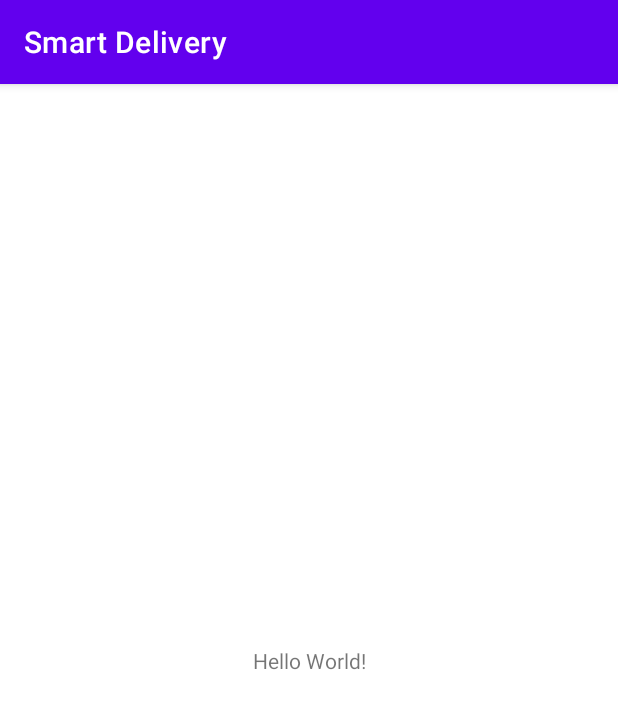
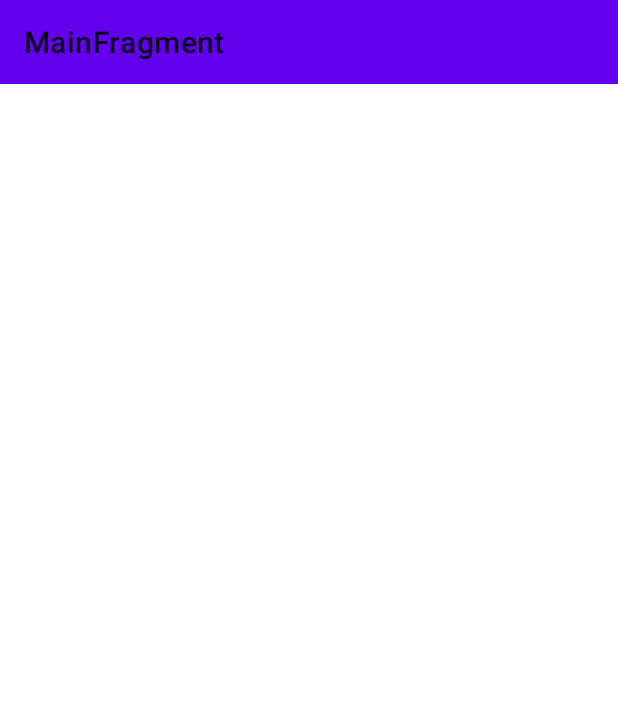
Before and after one commit to YuYangWoo/P-Project, an Android app: the screen it shows after launch (MainActivity), on a phone screen of 412 x 824 dp. Shown: the top 709 px of the screen. Run offline under Robolectric (Android 15) with nearby library versions, the phone set to English and light mode, and no system bars; our stand-ins replace data binding, navigation-ui.

Commit message:
기본 레이아웃 구성

```diff
--- a/SmartDelivery/app/src/main/AndroidManifest.xml
+++ b/SmartDelivery/app/src/main/AndroidManifest.xml
@@ -15,7 +15,7 @@
         android:hardwareAccelerated="true"
         android:theme="@style/Theme.SmartDelivery">
         <activity
-            android:name=".MainActivity"
+            android:name=".ui.main.view.activity.MainActivity"
             android:exported="true">
             <intent-filter>
                 <action android:name="android.intent.action.MAIN" />
--- a/SmartDelivery/app/src/main/java/com/example/smartdelivery/MainActivity.kt
+++ /dev/null
@@ -1,11 +0,0 @@
-package com.example.smartdelivery
-
-import androidx.appcompat.app.AppCompatActivity
-import android.os.Bundle
-
-class MainActivity : AppCompatActivity() {
-    override fun onCreate(savedInstanceState: Bundle?) {
-        super.onCreate(savedInstanceState)
-        setContentView(R.layout.activity_main)
-    }
-}
--- /dev/null
+++ b/SmartDelivery/app/src/main/java/com/example/smartdelivery/ui/base/BaseActivity.kt
@@ -0,0 +1,40 @@
+package com.example.codingassignment.ui.base
+
+import android.content.Context
+import android.os.Bundle
+import android.util.Log
+import android.widget.Toast
+import androidx.appcompat.app.AppCompatActivity
+import androidx.databinding.DataBindingUtil
+import androidx.databinding.ViewDataBinding
+
+abstract class BaseActivity<VB : ViewDataBinding>(private val layoutId: Int) : AppCompatActivity() {
+    lateinit var binding: VB
+    private val TAG = "BASEACTIVITY"
+    override fun onCreate(savedInstanceState: Bundle?) {
+        super.onCreate(savedInstanceState)
+        init()
+    }
+
+    protected open fun init() {
+        initViewDataBinding()
+    }
+
+    protected open fun initViewDataBinding() {
+        binding = DataBindingUtil.setContentView(this, layoutId)
+    }
+
+    protected open fun toast(context: Context,  msg: String) {
+        Toast.makeText(this, msg, Toast.LENGTH_SHORT).show()
+    }
+
+    override fun onStop() {
+        super.onStop()
+        Log.d(TAG, "onStop")
+    }
+
+    override fun onResume() {
+        super.onResume()
+        Log.d(TAG, "onResume")
+    }
+}
--- /dev/null
+++ b/SmartDelivery/app/src/main/java/com/example/smartdelivery/ui/base/BaseFragment.kt
@@ -0,0 +1,71 @@
+package com.example.codingassignment.ui.base
+
+import android.content.Context
+import android.os.Bundle
+import android.util.Log
+import android.view.LayoutInflater
+import android.view.View
+import android.view.ViewGroup
+import android.widget.Toast
+import androidx.databinding.DataBindingUtil
+import androidx.databinding.ViewDataBinding
+import androidx.fragment.app.Fragment
+import com.google.android.material.snackbar.Snackbar
+
+abstract class BaseFragment<VB : ViewDataBinding>(private val layoutId: Int) : Fragment() {
+    protected lateinit var binding: VB
+
+    override fun onCreateView(
+        inflater: LayoutInflater,
+        container: ViewGroup?,
+        savedInstanceState: Bundle?
+    ): View? {
+        binding = DataBindingUtil.inflate(inflater, layoutId, container, false)
+
+        init()
+        return binding.root
+    }
+
+    protected open fun init() {
+
+    }
+
+    protected open fun toast(context: Context, msg: String) {
+        Toast.makeText(context, msg, Toast.LENGTH_LONG).show()
+    }
+
+    protected open fun snackBar(msg: String) {
+        var snackbar = Snackbar.make(
+            requireActivity().findViewById(android.R.id.content),
+            msg,
+            Snackbar.LENGTH_INDEFINITE
+        )
+        snackbar.setAction("확인", View.OnClickListener {
+            snackbar.dismiss()
+        })
+        snackbar.show()
+    }
+
+    override fun onStop() {
+        super.onStop()
+        Log.d(TAG, "onStop")
+    }
+
+    override fun onResume() {
+        super.onResume()
+        Log.d(TAG, "onResume")
+    }
+
+    override fun onPause() {
+        super.onPause()
+        Log.d(TAG, "onPause")
+    }
+
+    override fun onStart() {
+        super.onStart()
+        Log.d(TAG, "onStart")
+    }
+    companion object{
+        private const val TAG = "BaseFragment"
+    }
+}
--- /dev/null
+++ b/SmartDelivery/app/src/main/java/com/example/smartdelivery/ui/main/view/activity/MainActivity.kt
@@ -0,0 +1,43 @@
+package com.example.smartdelivery.ui.main.view.activity
+
+import androidx.navigation.fragment.NavHostFragment
+import androidx.navigation.ui.AppBarConfiguration
+import androidx.navigation.ui.navigateUp
+import androidx.navigation.ui.setupActionBarWithNavController
+import com.example.codingassignment.ui.base.BaseActivity
+import com.example.smartdelivery.R
+import com.example.smartdelivery.databinding.ActivityMainBinding
+
+
+class MainActivity : BaseActivity<ActivityMainBinding>(R.layout.activity_main){
+
+    // Fragment Attach
+    private val navController by lazy {
+        (supportFragmentManager.findFragmentById(R.id.fragment) as NavHostFragment).navController
+    }
+
+    // Fragment appBar연결
+    private val appBarConfiguration by lazy {
+        AppBarConfiguration(
+            setOf(R.id.mainFragment)
+        )
+    }
+
+    // Toolbar Set
+    private fun initToolbar() {
+        setSupportActionBar(binding.toolbar)
+        setupActionBarWithNavController(navController, appBarConfiguration)
+    }
+
+    override fun init() {
+        super.init()
+        initToolbar()
+
+    }
+
+    // 뒤로가기 이벤트
+    override fun onSupportNavigateUp(): Boolean {
+        return navController.navigateUp(appBarConfiguration) || super.onSupportNavigateUp()
+    }
+
+}
--- /dev/null
+++ b/SmartDelivery/app/src/main/java/com/example/smartdelivery/ui/main/view/fragment/MainFragment.kt
@@ -0,0 +1,13 @@
+package com.example.smartdelivery.ui.main.view.fragment
+
+import com.example.codingassignment.ui.base.BaseFragment
+import com.example.smartdelivery.R
+import com.example.smartdelivery.databinding.FragmentMainBinding
+
+class MainFragment : BaseFragment<FragmentMainBinding>(R.layout.fragment_main) {
+
+    override fun init() {
+        super.init()
+        //TODO
+    }
+}
--- a/SmartDelivery/app/src/main/res/layout/activity_main.xml
+++ b/SmartDelivery/app/src/main/res/layout/activity_main.xml
@@ -1,18 +1,33 @@
 <?xml version="1.0" encoding="utf-8"?>
+<layout>
+
     <androidx.constraintlayout.widget.ConstraintLayout xmlns:android="http://schemas.android.com/apk/res/android"
         xmlns:app="http://schemas.android.com/apk/res-auto"
         xmlns:tools="http://schemas.android.com/tools"
         android:layout_width="match_parent"
         android:layout_height="match_parent"
-    tools:context=".MainActivity">
+        tools:context=".ui.main.view.activity.MainActivity">
 
-    <TextView
-        android:layout_width="wrap_content"
-        android:layout_height="wrap_content"
-        android:text="Hello World!"
-        app:layout_constraintBottom_toBottomOf="parent"
-        app:layout_constraintLeft_toLeftOf="parent"
-        app:layout_constraintRight_toRightOf="parent"
+        <com.google.android.material.appbar.MaterialToolbar
+            android:id="@+id/toolbar"
+            android:layout_width="0dp"
+            android:layout_height="?attr/actionBarSize"
+            android:background="@color/purple_500"
+            app:layout_constraintEnd_toEndOf="parent"
+            app:layout_constraintStart_toStartOf="parent"
             app:layout_constraintTop_toTopOf="parent" />
 
+        <androidx.fragment.app.FragmentContainerView
+            android:id="@+id/fragment"
+            android:name="androidx.navigation.fragment.NavHostFragment"
+            android:layout_width="0dp"
+            android:layout_height="0dp"
+            app:defaultNavHost="true"
+            app:layout_constraintBottom_toBottomOf="parent"
+            app:layout_constraintEnd_toEndOf="parent"
+            app:layout_constraintStart_toStartOf="parent"
+            app:layout_constraintTop_toBottomOf="@+id/toolbar"
+            app:navGraph="@navigation/navigation" />
+
     </androidx.constraintlayout.widget.ConstraintLayout>
+</layout>
--- /dev/null
+++ b/SmartDelivery/app/src/main/res/layout/fragment_main.xml
@@ -0,0 +1,9 @@
+<?xml version="1.0" encoding="utf-8"?>
+<layout>
+
+<androidx.constraintlayout.widget.ConstraintLayout xmlns:android="http://schemas.android.com/apk/res/android"
+    android:layout_width="match_parent"
+    android:layout_height="match_parent">
+
+</androidx.constraintlayout.widget.ConstraintLayout>
+</layout>
--- /dev/null
+++ b/SmartDelivery/app/src/main/res/navigation/navigation.xml
@@ -0,0 +1,11 @@
+<?xml version="1.0" encoding="utf-8"?>
+<navigation xmlns:android="http://schemas.android.com/apk/res/android"
+    xmlns:app="http://schemas.android.com/apk/res-auto"
+    android:id="@+id/navigation"
+    app:startDestination="@id/mainFragment">
+
+    <fragment
+        android:id="@+id/mainFragment"
+        android:name="com.example.smartdelivery.ui.main.view.fragment.MainFragment"
+        android:label="MainFragment" />
+</navigation>
--- a/SmartDelivery/app/src/main/res/values/themes.xml
+++ b/SmartDelivery/app/src/main/res/values/themes.xml
@@ -1,6 +1,6 @@
 <resources xmlns:tools="http://schemas.android.com/tools">
     <!-- Base application theme. -->
-    <style name="Theme.SmartDelivery" parent="Theme.MaterialComponents.DayNight.DarkActionBar">
+    <style name="Theme.SmartDelivery" parent="Theme.MaterialComponents.DayNight.NoActionBar">
         <!-- Primary brand color. -->
         <item name="colorPrimary">@color/purple_500</item>
         <item name="colorPrimaryVariant">@color/purple_700</item>
```
Also changed, not shown: SmartDelivery/app/src/main/java/com/example/smartdelivery/ui/base/BaseDialog.kt (added, +22 -0 lines), SmartDelivery/app/src/main/java/com/example/smartdelivery/ui/base/BaseDialogFragment.kt (added, +58 -0 lines). Lines whose indentation alone changed are shown as unchanged.
